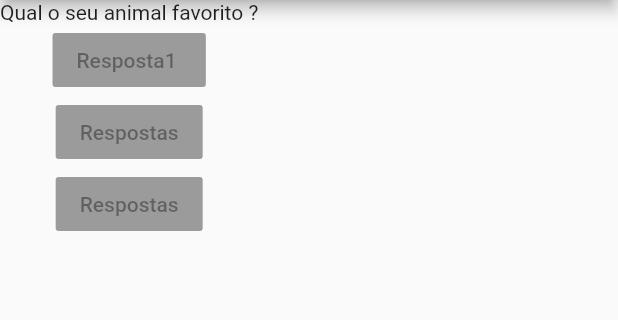
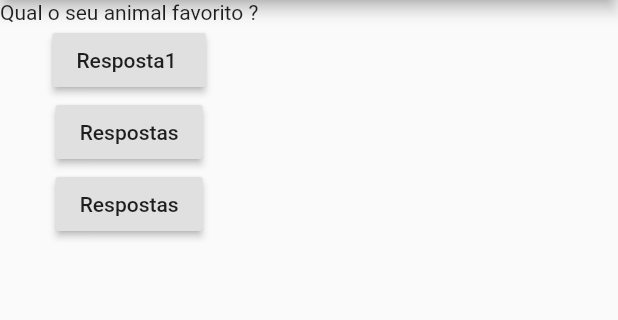
Before and after one commit to gabrielkussler/App-perguntas-Flutter, a Flutter app: the screen it shows after launch, on a phone screen of 412 x 824 dp, the part 84-404 px from its top. Run offline on Flutter 3.47's test engine with Material 2 defaults, Android fonts, the phone set to English and light mode, and no system bars.

Commit message:
void Responder() no onPress dos botões

```diff
--- a/lib/main.dart
+++ b/lib/main.dart
@@ -4,6 +4,10 @@ main() => runApp(PerguntaApp());
 
 
 class PerguntaApp extends StatelessWidget {
+
+  void Responder() {
+    print("Pergunta Respondida");
+  }
 
   @override
   Widget build(BuildContext context) {
@@ -20,11 +24,11 @@ class PerguntaApp extends StatelessWidget {
         body: Column(
           children: [
             Text(perguntas[1]),
-            RaisedButton(onPressed: null,
+            RaisedButton(onPressed: Responder,
             child: Text('Resposta1 '),
-            ) ,           RaisedButton(onPressed: null,
+            ) ,           RaisedButton(onPressed: Responder,
             child: Text('Respostas'),
-            ) ,           RaisedButton(onPressed: null,
+            ) ,           RaisedButton(onPressed: Responder,
             child: Text('Respostas'),
             )
           ],
```
